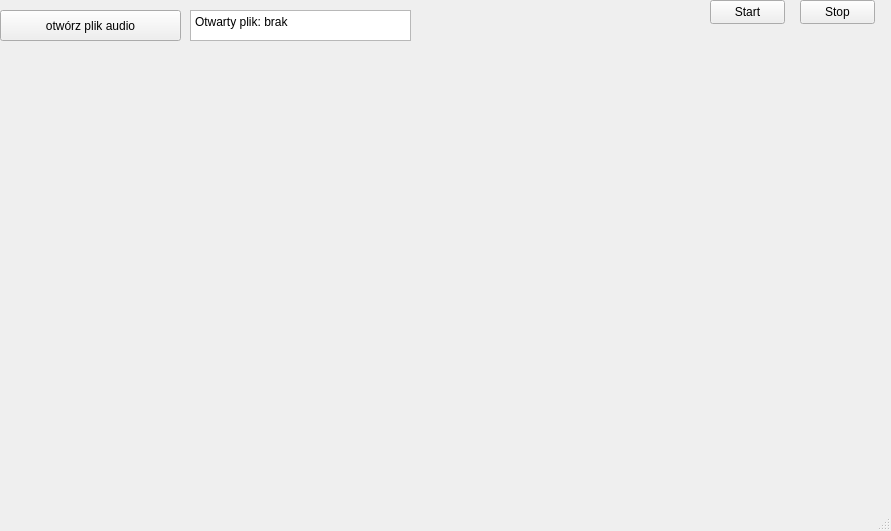
The window that UiDesigner/audio_visualizer.ui (Yepthatsit/DSP-projekt) describes before a commit, drawn with Qt 5.
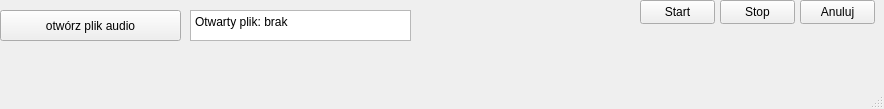
The same window after the commit.

Patch:
```diff
--- a/UiDesigner/audio_visualizer.ui
+++ b/UiDesigner/audio_visualizer.ui
@@ -6,8 +6,8 @@
    <rect>
     <x>0</x>
     <y>0</y>
-    <width>891</width>
-    <height>531</height>
+    <width>884</width>
+    <height>109</height>
    </rect>
   </property>
   <property name="windowTitle">
@@ -56,7 +56,7 @@
    <widget class="QPushButton" name="pushButton">
     <property name="geometry">
      <rect>
-      <x>710</x>
+      <x>640</x>
       <y>0</y>
       <width>75</width>
       <height>24</height>
@@ -69,7 +69,7 @@
    <widget class="QPushButton" name="pushButton_2">
     <property name="geometry">
      <rect>
-      <x>800</x>
+      <x>720</x>
       <y>0</y>
       <width>75</width>
       <height>24</height>
@@ -79,6 +79,19 @@
      <string>Stop</string>
     </property>
    </widget>
+   <widget class="QPushButton" name="CancelBTN">
+    <property name="geometry">
+     <rect>
+      <x>800</x>
+      <y>0</y>
+      <width>75</width>
+      <height>24</height>
+     </rect>
+    </property>
+    <property name="text">
+     <string>Anuluj</string>
+    </property>
+   </widget>
   </widget>
   <widget class="QMenuBar" name="menubar">
    <property name="geometry">
```
Left out of the diff: 6 changed lines with no effect on the pictures.
